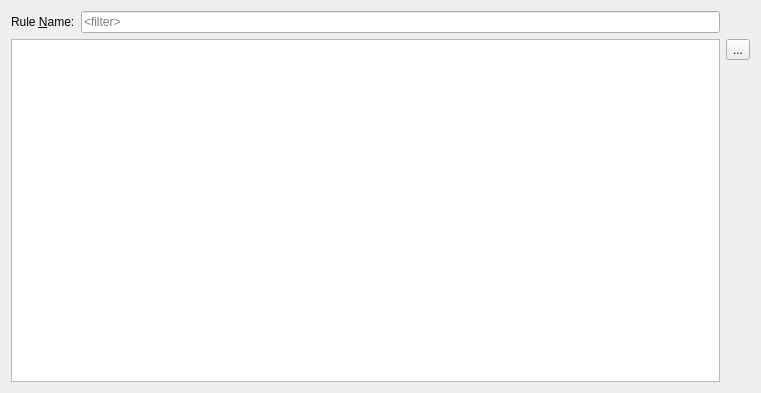
towel42-com/RulesMaker, file MainWindow/RulesView.ui: the form before one commit.
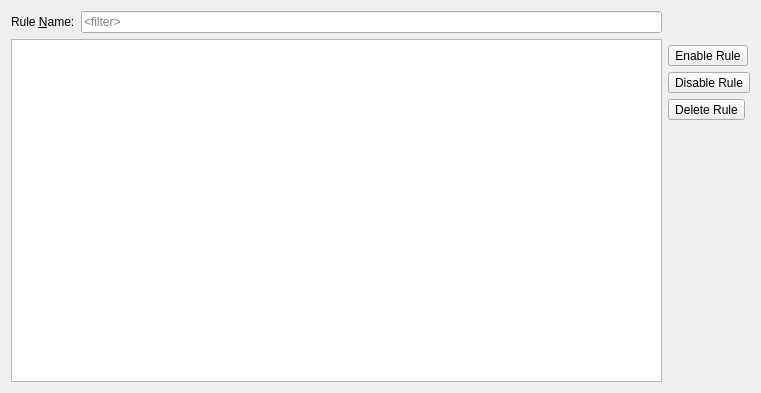
The form after the commit. Icons and pictures are not drawn.

Commit message: Move tool methods into _tools.cpp Added ability to enable and disable a rule Better merge recipient flow Fix for merging when there is more than a folder in the conditions

Diff of the .ui file:
```diff
--- a/MainWindow/RulesView.ui
+++ b/MainWindow/RulesView.ui
@@ -24,25 +24,7 @@
      </property>
     </widget>
    </item>
-   <item row="0" column="2">
-    <widget class="QLineEdit" name="filter">
-     <property name="placeholderText">
-      <string>&lt;filter&gt;</string>
-     </property>
-    </widget>
-   </item>
-   <item row="2" column="3">
-    <widget class="QToolButton" name="deleteRule">
-     <property name="text">
-      <string>...</string>
-     </property>
-     <property name="icon">
-      <iconset resource="app.qrc">
-       <normaloff>:/resources/trash.png</normaloff>:/resources/trash.png</iconset>
-     </property>
-    </widget>
-   </item>
-   <item row="3" column="3">
+   <item row="7" column="3">
     <spacer name="verticalSpacer">
      <property name="orientation">
       <enum>Qt::Vertical</enum>
@@ -55,7 +37,36 @@
      </property>
     </spacer>
    </item>
-   <item row="2" column="0" rowspan="2" colspan="3">
+   <item row="5" column="3">
+    <widget class="QToolButton" name="deleteRule">
+     <property name="text">
+      <string>Delete Rule</string>
+     </property>
+     <property name="icon">
+      <iconset resource="MainWindow.qrc">
+       <normaloff>:/resources/trash.png</normaloff>:/resources/trash.png</iconset>
+     </property>
+    </widget>
+   </item>
+   <item row="3" column="3">
+    <widget class="QToolButton" name="enableRule">
+     <property name="text">
+      <string>Enable Rule</string>
+     </property>
+     <property name="icon">
+      <iconset resource="MainWindow.qrc">
+       <normaloff>:/resources/enable.png</normaloff>:/resources/enable.png</iconset>
+     </property>
+    </widget>
+   </item>
+   <item row="0" column="2">
+    <widget class="QLineEdit" name="filter">
+     <property name="placeholderText">
+      <string>&lt;filter&gt;</string>
+     </property>
+    </widget>
+   </item>
+   <item row="2" column="0" rowspan="6" colspan="3">
     <widget class="QTreeView" name="rules">
      <property name="editTriggers">
       <set>QAbstractItemView::NoEditTriggers</set>
@@ -65,6 +76,17 @@
      </property>
     </widget>
    </item>
+   <item row="4" column="3">
+    <widget class="QToolButton" name="disableRule">
+     <property name="text">
+      <string>Disable Rule</string>
+     </property>
+     <property name="icon">
+      <iconset resource="MainWindow.qrc">
+       <normaloff>:/resources/disable.png</normaloff>:/resources/disable.png</iconset>
+     </property>
+    </widget>
+   </item>
   </layout>
  </widget>
  <tabstops>
```
Left out of the diff: 2 changed lines with no effect on the pictures. The commit also changes 5 other files.
